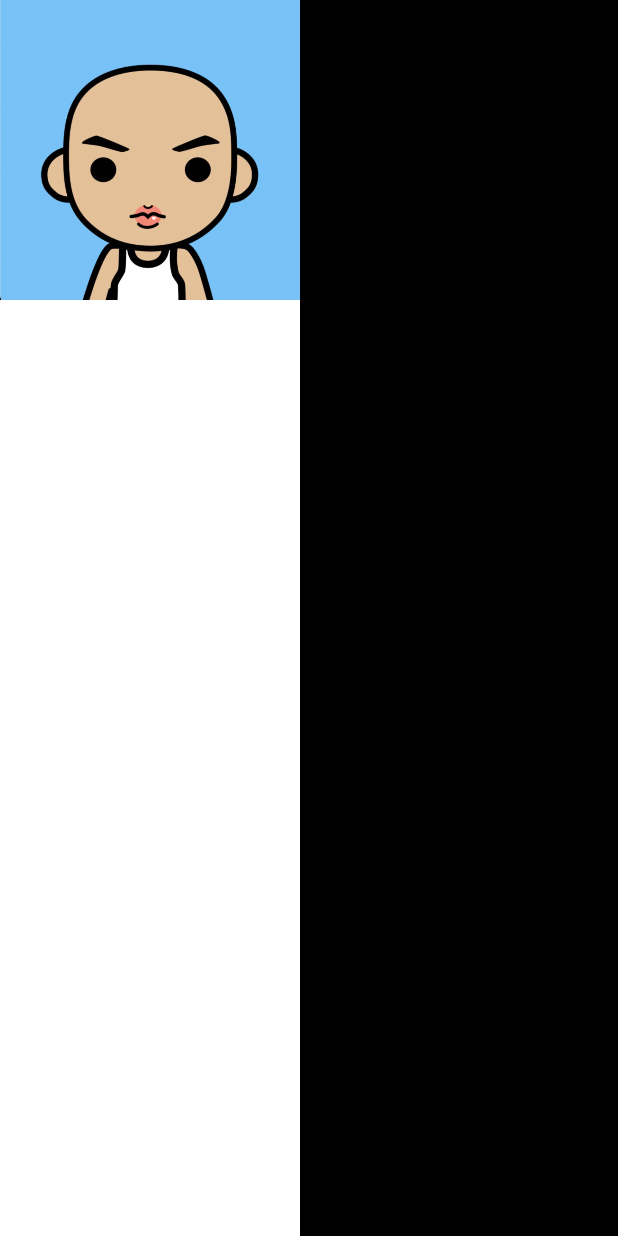
After one commit to iso88591/myhencoderplus, an Android app: the layout layout_measure_1.xml on its own in the app's theme, with its tools: preview values and no code run, on a phone screen of 412 x 824 dp. The commit adds this screen. Run offline under Robolectric (Android 15) with nearby library versions, the phone set to English and light mode, and no system bars.

Commit message:
方形 imageView

```diff
--- a/app/src/main/java/grg/learn/myhencoderplus/MainActivity.kt
+++ b/app/src/main/java/grg/learn/myhencoderplus/MainActivity.kt
@@ -9,12 +9,10 @@ import androidx.activity.viewModels
 import androidx.appcompat.app.AppCompatActivity
 import androidx.appcompat.widget.AppCompatButton
 import androidx.core.widget.NestedScrollView
-import com.google.android.material.textview.MaterialTextView
 import grg.learn.myhencoderplus.viewmodels.TestViewModel
 import grg.learn.myhencoderplus.views.*
 import grg.learn.myhencoderplus.viewtry.Try3dRound
 import grg.learn.myhencoderplus.viewtry.XfermodeView
-import grg.learn.myhencoderplus.views.MaterialEditText as MaterialEditText
 
 class MainActivity : AppCompatActivity() {
 
@@ -114,6 +112,14 @@ class MainActivity : AppCompatActivity() {
                     XfermodeView::class.java
                 )
 
+                //方形图片
+                button(
+                    "方形图片",
+                    R.layout.layout_measure_1
+                )
+
+
+                //圆形 view
 
             })
 
--- /dev/null
+++ b/app/src/main/java/grg/learn/myhencoderplus/views/SquareView.kt
@@ -0,0 +1,28 @@
+package grg.learn.myhencoderplus.views
+
+import android.content.Context
+import android.util.AttributeSet
+import androidx.appcompat.widget.AppCompatImageView
+import kotlin.math.min
+
+class SquareView @JvmOverloads constructor(
+    context: Context, attrs: AttributeSet? = null, defStyleAttr: Int = 0
+) : AppCompatImageView(context, attrs, defStyleAttr) {
+
+    override fun onMeasure(widthMeasureSpec: Int, heightMeasureSpec: Int) {
+        super.onMeasure(widthMeasureSpec, heightMeasureSpec)
+
+//        val resolveW = resolveSize(measuredWidth, widthMeasureSpec)
+//        val resolveH = resolveSize(measuredHeight, heightMeasureSpec)
+
+        val size = min(measuredWidth, measuredHeight)
+
+        setMeasuredDimension(
+            size,
+            size,
+        )
+
+    }
+
+
+}
--- /dev/null
+++ b/app/src/main/res/layout/layout_measure_1.xml
@@ -0,0 +1,18 @@
+<?xml version="1.0" encoding="utf-8"?>
+<LinearLayout xmlns:android="http://schemas.android.com/apk/res/android"
+    android:layout_width="match_parent"
+    android:layout_height="match_parent"
+    android:orientation="horizontal">
+
+
+    <grg.learn.myhencoderplus.views.SquareView
+        android:src="@drawable/ic_avatar"
+        android:layout_width="300dp"
+        android:layout_height="200dp" />
+
+    <View
+        android:background="@android:color/black"
+        android:layout_width="match_parent"
+        android:layout_height="match_parent"/>
+
+</LinearLayout>
```
